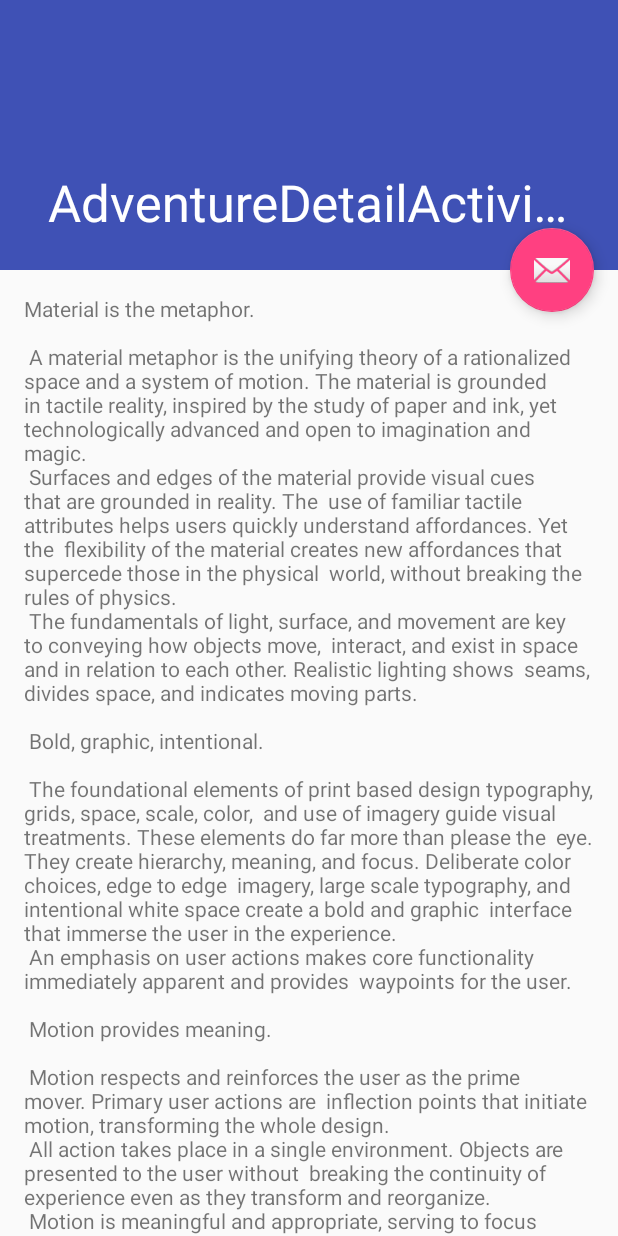
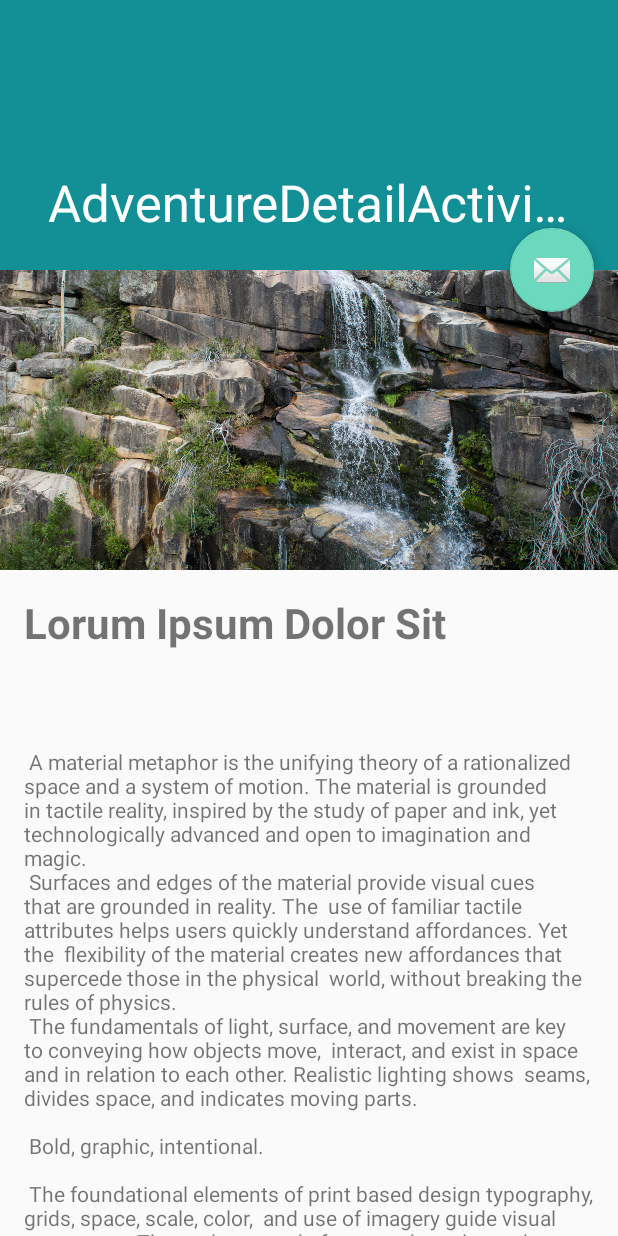
Before and after one commit to hpjs/AdventureSquad, an Android app: the AdventureDetailActivity screen opened directly, with no data from a screen before it, on a phone screen of 412 x 824 dp. Run offline under Robolectric (Android 15) with nearby library versions, the phone set to English and light mode, and no system bars; our stand-ins replace ButterKnife, Firebase (no records; nobody signed in at launch, a user with empty details on screens opened directly); 2 statements that could not run were skipped.

Commit message:
Adding AdventureInfo, AdventureId to Adventure
- Finalised basic adventure details stage
- Tweaking design of adventure details, app colours
- Also started looking at storage, where to put, how to structure etc

```diff
--- a/app/src/main/java/com/adventuresquad/activity/AdventureDetailActivity.java
+++ b/app/src/main/java/com/adventuresquad/activity/AdventureDetailActivity.java
@@ -1,30 +1,85 @@
 package com.adventuresquad.activity;
 
+import android.content.Intent;
 import android.os.Bundle;
 import android.support.design.widget.FloatingActionButton;
-import android.support.design.widget.Snackbar;
 import android.support.v7.app.AppCompatActivity;
 import android.support.v7.widget.Toolbar;
-import android.view.View;
+import android.widget.ImageView;
+import android.widget.TextView;
 
 import com.adventuresquad.R;
+import com.adventuresquad.api.AdventureApi;
+import com.adventuresquad.interfaces.PresentableAdventureActivity;
+import com.adventuresquad.model.Adventure;
+import com.adventuresquad.presenter.AdventureDetailPresenter;
 
-public class AdventureDetailActivity extends AppCompatActivity {
+import butterknife.BindView;
+import butterknife.ButterKnife;
+import butterknife.OnClick;
+
+public class AdventureDetailActivity extends AppCompatActivity implements PresentableAdventureActivity {
+
+    //Views
+    @BindView(R.id.adventure_detail_fab)
+    FloatingActionButton mFab;
+    @BindView(R.id.adventure_detail_image)
+    ImageView mImage;
+    @BindView(R.id.adventure_detail_title)
+    TextView mTitle;
+    @BindView(R.id.adventure_detail_info)
+    TextView mInfo;
+    //@BindView(R.id.adventure_detail_mapview)
+    //private MapView mapView;
+
+    //Presenter
+    private AdventureDetailPresenter mPresenter;
+
+    //Constants
+    public static final String ADVENTURE_DETAIL_ID = "ADVENTURE_DETAIL_ID";
 
     @Override
     protected void onCreate(Bundle savedInstanceState) {
         super.onCreate(savedInstanceState);
         setContentView(R.layout.activity_adventure_detail);
+
+        //Set up toolbar
         Toolbar toolbar = (Toolbar) findViewById(R.id.toolbar);
         setSupportActionBar(toolbar);
 
-        FloatingActionButton fab = (FloatingActionButton) findViewById(R.id.fab);
-        fab.setOnClickListener(new View.OnClickListener() {
-            @Override
-            public void onClick(View view) {
-                Snackbar.make(view, "Replace with your own action", Snackbar.LENGTH_LONG)
-                        .setAction("Action", null).show();
-            }
-        });
+        //Bind views
+        ButterKnife.bind(this);
+
+        //Set up presenter
+        mPresenter = new AdventureDetailPresenter(this, new AdventureApi());
+
+        //Retrieve specific adventure
+        //Intent currentIntent = getIntent();
+        String adventureId = getIntent().getStringExtra(ADVENTURE_DETAIL_ID);
+        mPresenter.retrieveAdventure(adventureId);
+    }
+
+    /**
+     * Starts the flow to create a plan for an adventure
+     */
+    @OnClick(R.id.adventure_detail_fab)
+    public void createPlan() {
+
+    }
+
+    @Override
+    public void onRetrieveAdventure(Adventure adventure) {
+        //Put adventure contents into view (like a RecyclerView view bind)
+        //Load image
+        mTitle.setText(adventure.getAdventureTitle());
+
+        mInfo.setText(adventure.getAdventureDetail());
+
+        //Set map view
+    }
+
+    @Override
+    public void displayError(String errorMessage) {
+
     }
 }
--- a/app/src/main/java/com/adventuresquad/adapter/AdventureFeedAdapter.java
+++ b/app/src/main/java/com/adventuresquad/adapter/AdventureFeedAdapter.java
@@ -80,7 +80,7 @@ public class AdventureFeedAdapter extends RecyclerView.Adapter<AdventureFeedAdap
     @Override
     public void onBindViewHolder(AdventureFeedAdapter.AdventureViewHolder holder, int position) {
         //Get correct adventure item
-        Adventure adventure = mAdventureList.get(position);
+        Adventure adventure = getListItem(position);
 
         //Populate view with text
         holder.mImage.setImageResource(R.drawable.adventure_placeholder);
--- /dev/null
+++ b/app/src/main/java/com/adventuresquad/interfaces/PresentableAdventureActivity.java
@@ -0,0 +1,19 @@
+package com.adventuresquad.interfaces;
+
+import com.adventuresquad.model.Adventure;
+
+/**
+ * Created by Harrison on 22/05/2017.
+ */
+
+public interface PresentableAdventureActivity extends Presentable {
+
+    /**
+     * Called when a single adventure is successfully recieved
+     * @param adventure
+     */
+    public void onRetrieveAdventure(Adventure adventure);
+
+    //public void onRetrieveAdventureFail(Exception exception);
+
+}
--- a/app/src/main/java/com/adventuresquad/interfaces/PresentableAdventureListActivity.java
+++ b/app/src/main/java/com/adventuresquad/interfaces/PresentableAdventureListActivity.java
@@ -10,8 +10,6 @@ import java.util.List;
  */
 public interface PresentableAdventureListActivity extends Presentable {
 
-    public void onRetrieveAdventure(Adventure adventure);
-
     public void onRetrieveAdventureList(List<Adventure> adventureList);
 
 }
--- a/app/src/main/java/com/adventuresquad/interfaces/PresentableLoginActivity.java
+++ b/app/src/main/java/com/adventuresquad/interfaces/PresentableLoginActivity.java
@@ -10,5 +10,4 @@ public interface PresentableLoginActivity extends Presentable {
 
     public void onLoginFail();
 
-
 }
--- /dev/null
+++ b/app/src/main/java/com/adventuresquad/presenter/AdventureDetailPresenter.java
@@ -0,0 +1,43 @@
+package com.adventuresquad.presenter;
+
+import com.adventuresquad.api.AdventureApi;
+import com.adventuresquad.interfaces.PresentableAdventureActivity;
+import com.adventuresquad.model.Adventure;
+
+import java.util.List;
+
+/**
+ * Created by Harrison on 22/05/2017.
+ */
+public class AdventureDetailPresenter implements AdventureApiPresenter {
+    private PresentableAdventureActivity mActivity;
+    private AdventureApi mApi;
+
+    public AdventureDetailPresenter(PresentableAdventureActivity activity, AdventureApi api) {
+        mActivity = activity;
+        mApi = api;
+    }
+
+    @Override
+    public void onRetrieveAdventure(Adventure adventure) {
+        mActivity.onRetrieveAdventure(adventure);
+    }
+
+    @Override
+    public void onRetrieveAdventureList(List<Adventure> adventureList) {
+
+    }
+
+    @Override
+    public void onRetrieveError(Exception e) {
+        mActivity.displayError(e.toString());
+    }
+
+    /**
+     * Retrieves the specified adventure from the model (database)
+     * @param adventureId
+     */
+    public void retrieveAdventure(String adventureId) {
+        mApi.getAdventure(this, adventureId);
+    }
+}
--- a/app/src/main/res/layout/activity_adventure_detail.xml
+++ b/app/src/main/res/layout/activity_adventure_detail.xml
@@ -36,7 +36,7 @@
     <include layout="@layout/content_adventure_detail"/>
 
     <android.support.design.widget.FloatingActionButton
-        android:id="@+id/fab"
+        android:id="@+id/adventure_detail_fab"
         android:layout_width="wrap_content"
         android:layout_height="wrap_content"
         android:layout_margin="@dimen/fab_margin"
--- a/app/src/main/res/layout/content_adventure_detail.xml
+++ b/app/src/main/res/layout/content_adventure_detail.xml
@@ -9,10 +9,37 @@
     tools:context="com.adventuresquad.activity.AdventureDetailActivity"
     tools:showIn="@layout/activity_adventure_detail">
 
-    <TextView
-        android:layout_width="wrap_content"
+    <LinearLayout
+        android:id="@+id/adventure_detail_content"
+        android:layout_width="match_parent"
         android:layout_height="wrap_content"
-        android:layout_margin="@dimen/text_margin"
-        android:text="@string/large_text"/>
+        android:orientation="vertical">
+
+        <ImageView
+            android:id="@+id/adventure_detail_image"
+            android:layout_width="match_parent"
+            android:layout_height="200dp"
+            android:scaleType="centerCrop"
+            android:src="@drawable/adventure_placeholder"/>
+
+        <TextView
+            android:id="@+id/adventure_detail_title"
+            android:layout_width="match_parent"
+            android:layout_height="wrap_content"
+            android:layout_margin="@dimen/text_margin"
+            android:text="@string/placeholder_text_short"
+            android:textSize="28sp"
+            android:textStyle="bold"/>
+
+        <TextView
+            android:id="@+id/adventure_detail_info"
+            android:layout_width="wrap_content"
+            android:layout_height="wrap_content"
+            android:layout_margin="@dimen/text_margin"
+            android:text="@string/placeholder_text_large"/>
+
+        <!--Google maps view-->
+
+    </LinearLayout>
 
 </android.support.v4.widget.NestedScrollView>
--- a/app/src/main/res/values/colors.xml
+++ b/app/src/main/res/values/colors.xml
@@ -1,6 +1,6 @@
 <?xml version="1.0" encoding="utf-8"?>
 <resources>
-    <color name="colorPrimary">#3F51B5</color>
-    <color name="colorPrimaryDark">#303F9F</color>
-    <color name="colorAccent">#FF4081</color>
+    <color name="colorPrimary">#139096</color>
+    <color name="colorPrimaryDark">#0B5A5B</color>
+    <color name="colorAccent">#6BD9BE</color>
 </resources>
--- a/app/src/main/res/values/strings.xml
+++ b/app/src/main/res/values/strings.xml
@@ -38,8 +38,8 @@
     <string name="title_profile">Profile</string>
     <string name="read_database_error">Could not get data, database error</string>
     <string name="title_activity_scrolling">ScrollingActivity</string>
-    <string name="large_text">
-        "Material is the metaphor.\n\n"
+    <string name="placeholder_text_large">
+        "\n\n"
 
         "A material metaphor is the unifying theory of a rationalized space and a system of motion."
         "The material is grounded in tactile reality, inspired by the study of paper and ink, yet "
```
Also changed, not shown: app/src/main/java/com/adventuresquad/activity/MainActivity.java (+13 -23 lines), app/src/main/java/com/adventuresquad/api/AdventureApi.java (+17 -36 lines), app/src/main/java/com/adventuresquad/model/Adventure.java (+14 -5 lines), app/src/main/java/com/adventuresquad/presenter/MainPresenter.java (+14 -27 lines).
